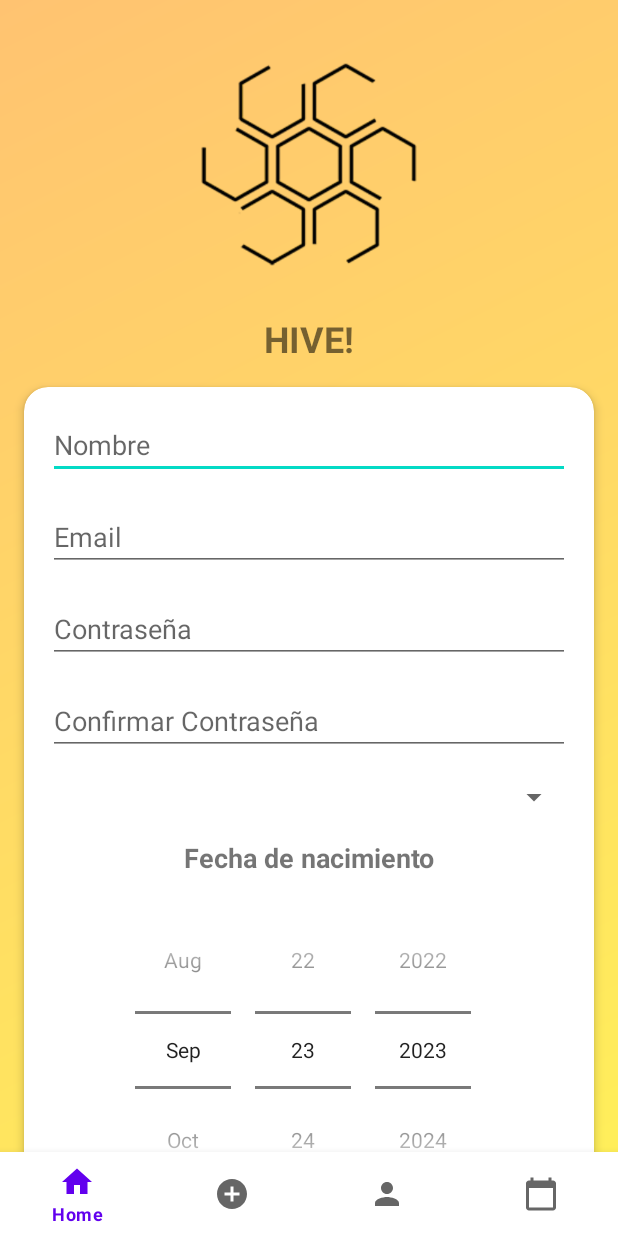
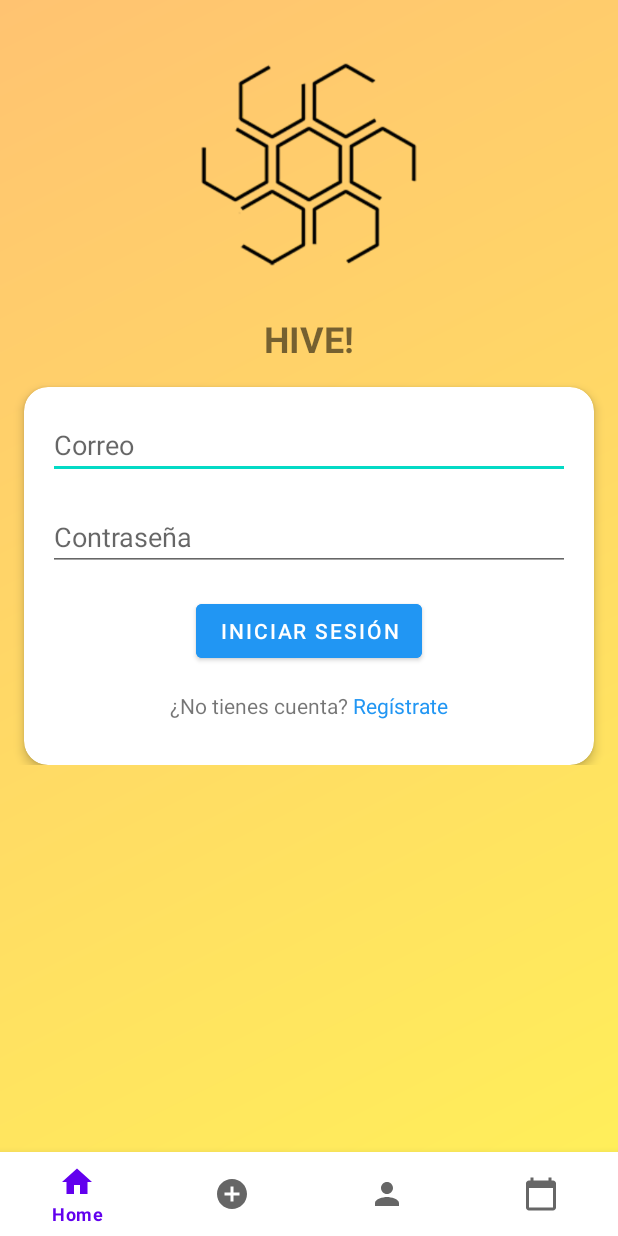
Before and after one commit to ISIS3510-202320-Team31/Android-Kotlin, an Android app: the screen it shows after launch (MainActivity), on a phone screen of 412 x 824 dp. Run offline under Robolectric (Android 15) with nearby library versions, the light colour scheme and no system bars; our stand-ins replace navigation-ui.

Commit message:
Login View Implementation
+ First view arise with LoginView
+ Navegation between sign in and sign up

```diff
--- /dev/null
+++ b/app/src/main/java/com/example/hive/view/LoginFragment.kt
@@ -0,0 +1,48 @@
+package com.example.hive.view
+
+import androidx.lifecycle.ViewModelProvider
+import android.os.Bundle
+import androidx.fragment.app.Fragment
+import android.view.LayoutInflater
+import android.view.View
+import android.view.ViewGroup
+import com.example.hive.R
+import com.example.hive.viewmodel.LoginViewModel
+import android.widget.TextView
+
+class LoginFragment : Fragment() {
+
+    companion object {
+        fun newInstance() = LoginFragment()
+    }
+
+    private lateinit var viewModel: LoginViewModel
+
+    override fun onCreateView(
+        inflater: LayoutInflater, container: ViewGroup?,
+        savedInstanceState: Bundle?
+    ): View? {
+        // Inflate the layout for this fragment
+        val view = inflater.inflate(R.layout.fragment_login, container, false)
+
+        // Obtiene una referencia al TextView
+        val signUpTextView = view.findViewById<TextView>(R.id.textViewSignUpLink)
+
+        signUpTextView.setOnClickListener {
+            val fragmentManager = requireActivity().supportFragmentManager
+            val transaction = fragmentManager.beginTransaction()
+            val signUpFragment = SignUpFragment()
+            transaction.replace(R.id.fragment_container, signUpFragment)
+            transaction.addToBackStack(null)
+            transaction.commit()
+        }
+        return view
+    }
+
+    override fun onActivityCreated(savedInstanceState: Bundle?) {
+        super.onActivityCreated(savedInstanceState)
+        viewModel = ViewModelProvider(this).get(LoginViewModel::class.java)
+        // TODO: Use the ViewModel
+    }
+
+}
--- a/app/src/main/java/com/example/hive/view/MainActivity.kt
+++ b/app/src/main/java/com/example/hive/view/MainActivity.kt
@@ -18,7 +18,7 @@ class MainActivity : AppCompatActivity() {
         binding = ActivityMainBinding.inflate(layoutInflater)
         setContentView(binding.root)
 
-        replaceFragment(SignUpFragment())
+        replaceFragment(LoginFragment())
 
         binding.bottomNavigation.setOnItemSelectedListener {
             when(it.itemId) {
--- /dev/null
+++ b/app/src/main/java/com/example/hive/viewmodel/LoginViewModel.kt
@@ -0,0 +1,7 @@
+package com.example.hive.viewmodel
+
+import androidx.lifecycle.ViewModel
+
+class LoginViewModel : ViewModel() {
+    // TODO: Implement the ViewModel
+}
--- /dev/null
+++ b/app/src/main/res/layout/fragment_login.xml
@@ -0,0 +1,120 @@
+<?xml version="1.0" encoding="utf-8"?>
+<ScrollView
+    xmlns:android="http://schemas.android.com/apk/res/android"
+    xmlns:app="http://schemas.android.com/apk/res-auto"
+    xmlns:tools="http://schemas.android.com/tools"
+    android:layout_width="match_parent"
+    android:layout_height="match_parent">
+
+    <androidx.constraintlayout.widget.ConstraintLayout
+        android:layout_width="match_parent"
+        android:layout_height="wrap_content">
+
+        <!-- Logo y título -->
+        <ImageView
+            android:id="@+id/imageView"
+            android:layout_width="150dp"
+            android:layout_height="wrap_content"
+            android:src="@drawable/hive_logo_small"
+            app:layout_constraintTop_toTopOf="parent"
+            app:layout_constraintStart_toStartOf="parent"
+            app:layout_constraintEnd_toEndOf="parent"
+            android:layout_marginTop="9dp" />
+
+        <TextView
+            android:id="@+id/textViewSignUp"
+            android:layout_width="wrap_content"
+            android:layout_height="wrap_content"
+            android:text="HIVE!"
+            android:textSize="24sp"
+            android:textStyle="bold"
+            app:layout_constraintTop_toBottomOf="@+id/imageView"
+            app:layout_constraintStart_toStartOf="parent"
+            app:layout_constraintEnd_toEndOf="parent" />
+
+        <!-- Use CardView for the login form -->
+        <androidx.cardview.widget.CardView
+            android:id="@+id/cardView"
+            android:layout_width="0dp"
+            android:layout_height="wrap_content"
+            android:layout_marginHorizontal="16dp"
+            app:cardCornerRadius="16dp"
+            app:cardElevation="4dp"
+            app:layout_constraintTop_toBottomOf="@+id/textViewSignUp"
+            app:layout_constraintStart_toStartOf="parent"
+            app:layout_constraintEnd_toEndOf="parent"
+            android:layout_marginTop="16dp">
+
+            <androidx.constraintlayout.widget.ConstraintLayout
+                android:layout_width="match_parent"
+                android:layout_height="wrap_content">
+
+                <!-- Campos de texto para Correo y Contraseña -->
+                <EditText
+                    android:id="@+id/editTextEmail"
+                    android:layout_width="0dp"
+                    android:layout_height="wrap_content"
+                    android:hint="Correo"
+                    android:inputType="textEmailAddress"
+                    app:layout_constraintTop_toTopOf="parent"
+                    app:layout_constraintStart_toStartOf="parent"
+                    app:layout_constraintEnd_toEndOf="parent"
+                    android:layout_marginTop="16dp"
+                    android:layout_marginHorizontal="16dp" />
+
+                <EditText
+                    android:id="@+id/editTextPassword"
+                    android:layout_width="0dp"
+                    android:layout_height="wrap_content"
+                    android:hint="Contraseña"
+                    android:inputType="textPassword"
+                    app:layout_constraintTop_toBottomOf="@+id/editTextEmail"
+                    app:layout_constraintStart_toStartOf="parent"
+                    app:layout_constraintEnd_toEndOf="parent"
+                    android:layout_marginTop="16dp"
+                    android:layout_marginHorizontal="16dp" />
+
+                <Button
+                    android:id="@+id/buttonSignIn"
+                    android:layout_width="wrap_content"
+                    android:layout_height="wrap_content"
+                    android:text="Iniciar Sesión"
+                    app:layout_constraintStart_toStartOf="parent"
+                    app:layout_constraintEnd_toEndOf="parent"
+                    app:layout_constraintTop_toBottomOf="@+id/editTextPassword"
+                    android:layout_marginTop="16dp"
+                    android:backgroundTint="@color/blueButtonColor"/>
+
+                <TextView
+                    android:id="@+id/textViewSignInMessage"
+                    android:layout_width="wrap_content"
+                    android:layout_height="wrap_content"
+                    android:text="¿No tienes cuenta? "
+                    android:layout_marginRight="64dp"
+                    android:layout_marginTop="16dp"
+                    app:layout_constraintTop_toBottomOf="@+id/buttonSignIn"
+                    app:layout_constraintStart_toStartOf="parent"
+                    app:layout_constraintEnd_toEndOf="parent" />
+
+                <TextView
+                    android:id="@+id/textViewSignUpLink"
+                    android:layout_width="wrap_content"
+                    android:layout_height="wrap_content"
+                    android:text="Regístrate"
+                    android:textColor="@color/blueButtonColor"
+                    android:clickable="true"
+                    android:focusable="true"
+                    app:layout_constraintTop_toTopOf="@+id/textViewSignInMessage"
+                    app:layout_constraintStart_toEndOf="@+id/textViewSignInMessage" />
+
+                <Space
+                    android:layout_width="match_parent"
+                    android:layout_height="30dp"
+                    android:visibility="invisible"
+                    app:layout_constraintTop_toBottomOf="@+id/textViewSignUpLink">
+                </Space>
+
+            </androidx.constraintlayout.widget.ConstraintLayout>
+        </androidx.cardview.widget.CardView>
+    </androidx.constraintlayout.widget.ConstraintLayout>
+</ScrollView>
```
